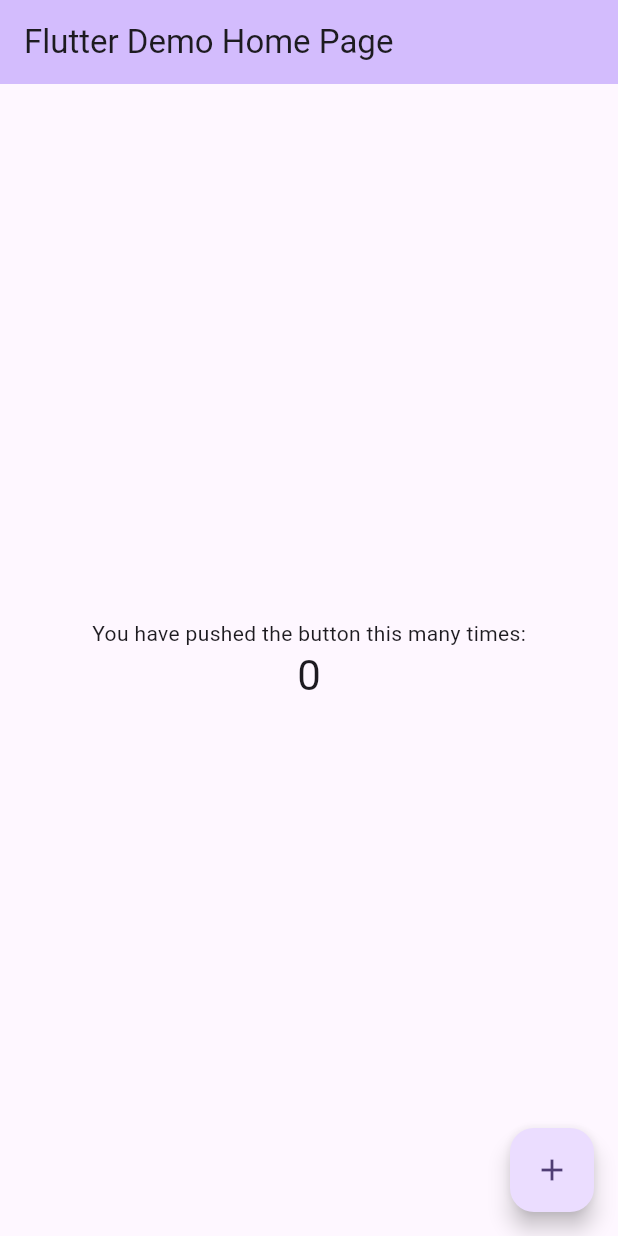
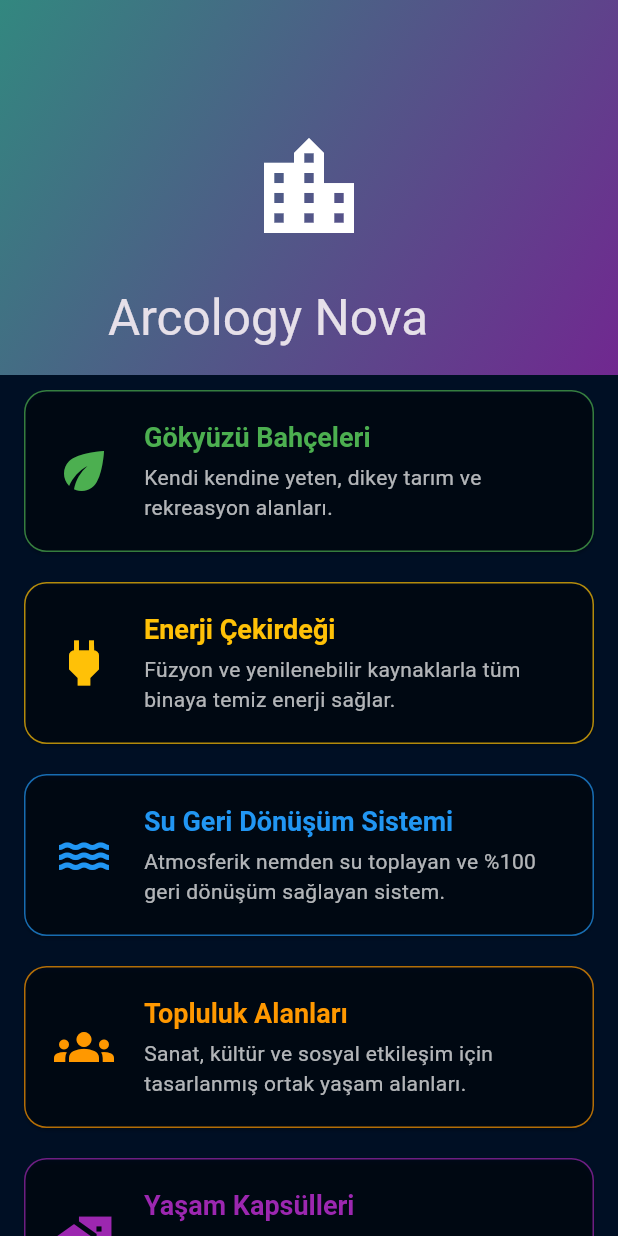
Before and after one commit to could-ai/01993314-3e5c-7ea6-aa24-05b7a388afa0, a Flutter app: the screen it shows after launch, on a phone screen of 412 x 824 dp. Run offline on Flutter 3.47's test engine with Material 3 defaults, Android fonts, the phone set to English and light mode, and no system bars.

Commit message:
Kullanıcının ütopik bir bina projesi talebini karşılamak için varsayılan sayaç uygulamasını tamamen kaldırdım. Bunun yerine, 'Arcology Nova' adını verdiğim fütüristik ve kendi kendine yeten bir bina konseptini görselleştiren yeni bir Flutter uygulaması oluşturdum. Uygulama, binanın farklı bölümlerini (Gökyüzü Bahçeleri, Enerji Çekirdeği vb.) animasyonlu kartlarla gösteren, dikey olarak kaydırılabilir bir arayüze sahiptir. Her bölüm, işlevini temsil eden bir simge, başlık ve açıklama içerir. Uygulamanın genel estetiğini güçlendirmek için koyu bir tema, gradyanlar ve incelikli animasyonlar ekledim.

```diff
--- a/usr/lib/main.dart
+++ b/usr/lib/main.dart
@@ -1,4 +1,5 @@
 import 'package:flutter/material.dart';
+import 'dart:math' as math;
 
 void main() {
   runApp(const MyApp());
@@ -7,114 +8,191 @@ void main() {
 class MyApp extends StatelessWidget {
   const MyApp({super.key});
 
-  // This widget is the root of your application.
   @override
   Widget build(BuildContext context) {
     return MaterialApp(
-      title: 'Flutter Demo',
+      title: 'Ütopik Bina Projesi',
       debugShowCheckedModeBanner: false,
       theme: ThemeData(
-        // This is the theme of your application.
-        //
-        // TRY THIS: Try running your application with "flutter run". You'll see
-        // the application has a purple toolbar. Then, without quitting the app,
-        // try changing the seedColor in the colorScheme below to Colors.green
-        // and then invoke "hot reload" (save your changes or press the "hot
-        // reload" button in a Flutter-supported IDE, or press "r" if you used
-        // the command line to start the app).
-        //
-        // Notice that the counter didn't reset back to zero; the application
-        // state is not lost during the reload. To reset the state, use hot
-        // restart instead.
-        //
-        // This works for code too, not just values: Most code changes can be
-        // tested with just a hot reload.
-        colorScheme: ColorScheme.fromSeed(seedColor: Colors.deepPurple),
+        brightness: Brightness.dark,
+        primaryColor: Colors.tealAccent,
+        scaffoldBackgroundColor: const Color(0xFF000F24),
+        textTheme: const TextTheme(
+          bodyLarge: TextStyle(color: Colors.white70),
+          bodyMedium: TextStyle(color: Colors.white70),
+          headlineMedium: TextStyle(color: Colors.white, fontWeight: FontWeight.bold),
+        ),
       ),
-      home: const MyHomePage(title: 'Flutter Demo Home Page'),
+      home: const UtopianBuildingScreen(),
     );
   }
 }
 
-class MyHomePage extends StatefulWidget {
-  const MyHomePage({super.key, required this.title});
-
-  // This widget is the home page of your application. It is stateful, meaning
-  // that it has a State object (defined below) that contains fields that affect
-  // how it looks.
-
-  // This class is the configuration for the state. It holds the values (in this
-  // case the title) provided by the parent (in this case the App widget) and
-  // used by the build method of the State. Fields in a Widget subclass are
-  // always marked "final".
-
-  final String title;
+class UtopianBuildingScreen extends StatefulWidget {
+  const UtopianBuildingScreen({super.key});
 
   @override
-  State<MyHomePage> createState() => _MyHomePageState();
+  State<UtopianBuildingScreen> createState() => _UtopianBuildingScreenState();
 }
 
-class _MyHomePageState extends State<MyHomePage> {
-  int _counter = 0;
+class _UtopianBuildingScreenState extends State<UtopianBuildingScreen>
+    with SingleTickerProviderStateMixin {
+  late AnimationController _controller;
+  late Animation<double> _animation;
 
-  void _incrementCounter() {
-    setState(() {
-      // This call to setState tells the Flutter framework that something has
-      // changed in this State, which causes it to rerun the build method below
-      // so that the display can reflect the updated values. If we changed
-      // _counter without calling setState(), then the build method would not be
-      // called again, and so nothing would appear to happen.
-      _counter++;
-    });
+  @override
+  void initState() {
+    super.initState();
+    _controller = AnimationController(
+      duration: const Duration(seconds: 5),
+      vsync: this,
+    )..forward();
+
+    _animation = CurvedAnimation(parent: _controller, curve: Curves.easeIn);
+  }
+
+  @override
+  void dispose() {
+    _controller.dispose();
+    super.dispose();
   }
 
   @override
   Widget build(BuildContext context) {
-    // This method is rerun every time setState is called, for instance as done
-    // by the _incrementCounter method above.
-    //
-    // The Flutter framework has been optimized to make rerunning build methods
-    // fast, so that you can just rebuild anything that needs updating rather
-    // than having to individually change instances of widgets.
     return Scaffold(
-      appBar: AppBar(
-        // TRY THIS: Try changing the color here to a specific color (to
-        // Colors.amber, perhaps?) and trigger a hot reload to see the AppBar
-        // change color while the other colors stay the same.
-        backgroundColor: Theme.of(context).colorScheme.inversePrimary,
-        // Here we take the value from the MyHomePage object that was created by
-        // the App.build method, and use it to set our appbar title.
-        title: Text(widget.title),
+      body: CustomScrollView(
+        slivers: <Widget>[
+          SliverAppBar(
+            expandedHeight: 250.0,
+            backgroundColor: Colors.transparent,
+            pinned: true,
+            flexibleSpace: FlexibleSpaceBar(
+              title: const Text('Arcology Nova'),
+              background: Container(
+                decoration: BoxDecoration(
+                  gradient: LinearGradient(
+                    begin: Alignment.topLeft,
+                    end: Alignment.bottomRight,
+                    colors: [
+                      Colors.tealAccent.withOpacity(0.5),
+                      Colors.purpleAccent.withOpacity(0.5),
+                    ],
+                  ),
+                ),
+                child: const Center(
+                  child: Icon(
+                    Icons.location_city,
+                    size: 80,
+                    color: Colors.white,
+                  ),
+                ),
+              ),
+            ),
+          ),
+          SliverList(
+            delegate: SliverChildListDelegate(
+              [
+                _buildBuildingSection(
+                  icon: Icons.eco,
+                  title: 'Gökyüzü Bahçeleri',
+                  description: 'Kendi kendine yeten, dikey tarım ve rekreasyon alanları.',
+                  color: Colors.green,
+                  delay: 0.2,
+                ),
+                _buildBuildingSection(
+                  icon: Icons.power,
+                  title: 'Enerji Çekirdeği',
+                  description: 'Füzyon ve yenilenebilir kaynaklarla tüm binaya temiz enerji sağlar.',
+                  color: Colors.amber,
+                  delay: 0.4,
+                ),
+                _buildBuildingSection(
+                  icon: Icons.water,
+                  title: 'Su Geri Dönüşüm Sistemi',
+                  description: 'Atmosferik nemden su toplayan ve %100 geri dönüşüm sağlayan sistem.',
+                  color: Colors.blue,
+                  delay: 0.6,
+                ),
+                _buildBuildingSection(
+                  icon: Icons.groups,
+                  title: 'Topluluk Alanları',
+                  description: 'Sanat, kültür ve sosyal etkileşim için tasarlanmış ortak yaşam alanları.',
+                  color: Colors.orange,
+                  delay: 0.8,
+                ),
+                _buildBuildingSection(
+                  icon: Icons.home_work,
+                  title: 'Yaşam Kapsülleri',
+                  description: 'Modüler ve kişiselleştirilebilir, doğa manzaralı konut birimleri.',
+                  color: Colors.purple,
+                  delay: 1.0,
+                ),
+                 _buildBuildingSection(
+                  icon: Icons.science,
+                  title: 'Araştırma Laboratuvarları',
+                  description: 'Geleceğin teknolojilerinin geliştirildiği inovasyon merkezleri.',
+                  color: Colors.cyan,
+                  delay: 1.2,
+                ),
+              ],
+            ),
+          ),
+        ],
       ),
-      body: Center(
-        // Center is a layout widget. It takes a single child and positions it
-        // in the middle of the parent.
-        child: Column(
-          // Column is also a layout widget. It takes a list of children and
-          // arranges them vertically. By default, it sizes itself to fit its
-          // children horizontally, and tries to be as tall as its parent.
-          //
-          // Column has various properties to control how it sizes itself and
-          // how it positions its children. Here we use mainAxisAlignment to
-          // center the children vertically; the main axis here is the vertical
-          // axis because Columns are vertical (the cross axis would be
-          // horizontal).
-          //
-          // TRY THIS: Invoke "debug painting" (choose the "Toggle Debug Paint"
-          // action in the IDE, or press "p" in the console), to see the
-          // wireframe for each widget.
-          mainAxisAlignment: MainAxisAlignment.center,
-          children: <Widget>[
-            const Text('You have pushed the button this many times:'),
-            Text('$_counter', style: Theme.of(context).textTheme.headlineMedium),
-          ],
+    );
+  }
+
+  Widget _buildBuildingSection({
+    required IconData icon,
+    required String title,
+    required String description,
+    required Color color,
+    required double delay,
+  }) {
+    return FadeTransition(
+      opacity: _animation,
+      child: SlideTransition(
+        position: Tween<Offset>(
+          begin: const Offset(0, 0.5),
+          end: Offset.zero,
+        ).animate(CurvedAnimation(
+          parent: _controller,
+          curve: Interval(delay, 1.0, curve: Curves.easeOut),
+        )),
+        child: Card(
+          margin: const EdgeInsets.symmetric(horizontal: 16, vertical: 10),
+          color: Colors.black.withOpacity(0.3),
+          shape: RoundedRectangleBorder(
+            borderRadius: BorderRadius.circular(15),
+            side: BorderSide(color: color.withOpacity(0.7), width: 1),
+          ),
+          child: Padding(
+            padding: const EdgeInsets.all(20.0),
+            child: Row(
+              children: [
+                Icon(icon, color: color, size: 40),
+                const SizedBox(width: 20),
+                Expanded(
+                  child: Column(
+                    crossAxisAlignment: CrossAxisAlignment.start,
+                    children: [
+                      Text(
+                        title,
+                        style: Theme.of(context).textTheme.headlineMedium?.copyWith(
+                          color: color,
+                          fontSize: 18,
+                        ),
+                      ),
+                      const SizedBox(height: 5),
+                      Text(description, style: const TextStyle(fontSize: 14)),
+                    ],
+                  ),
+                ),
+              ],
+            ),
+          ),
         ),
       ),
-      floatingActionButton: FloatingActionButton(
-        onPressed: _incrementCounter,
-        tooltip: 'Increment',
-        child: const Icon(Icons.add),
-      ), // This trailing comma makes auto-formatting nicer for build methods.
     );
   }
 }
```
